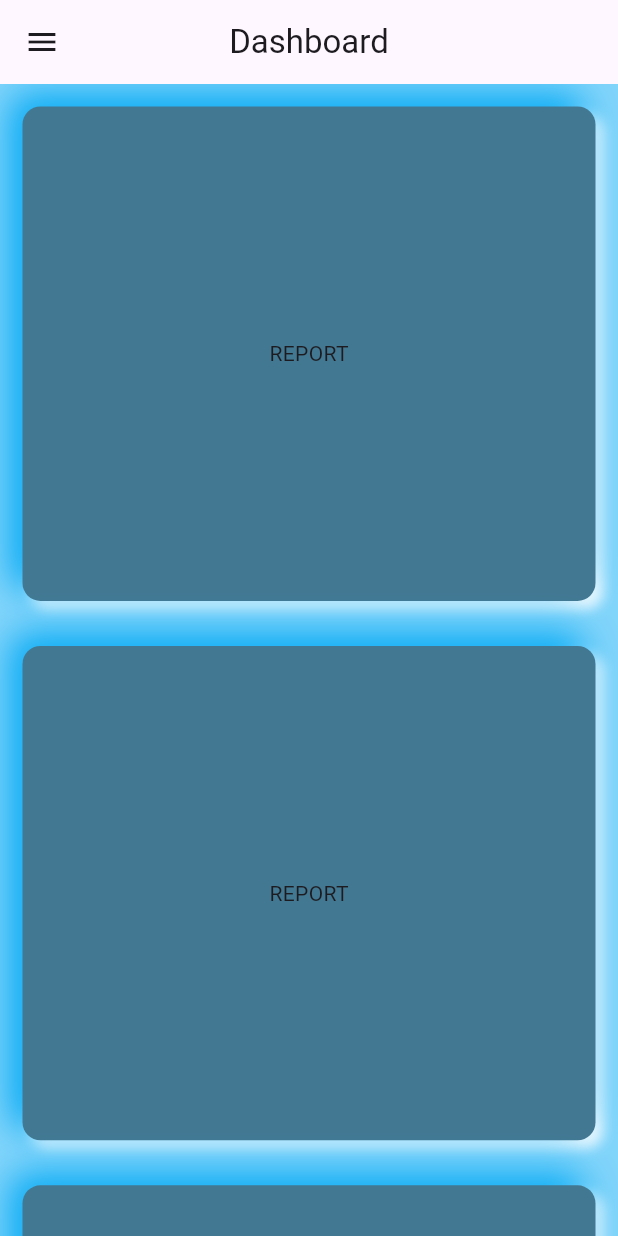
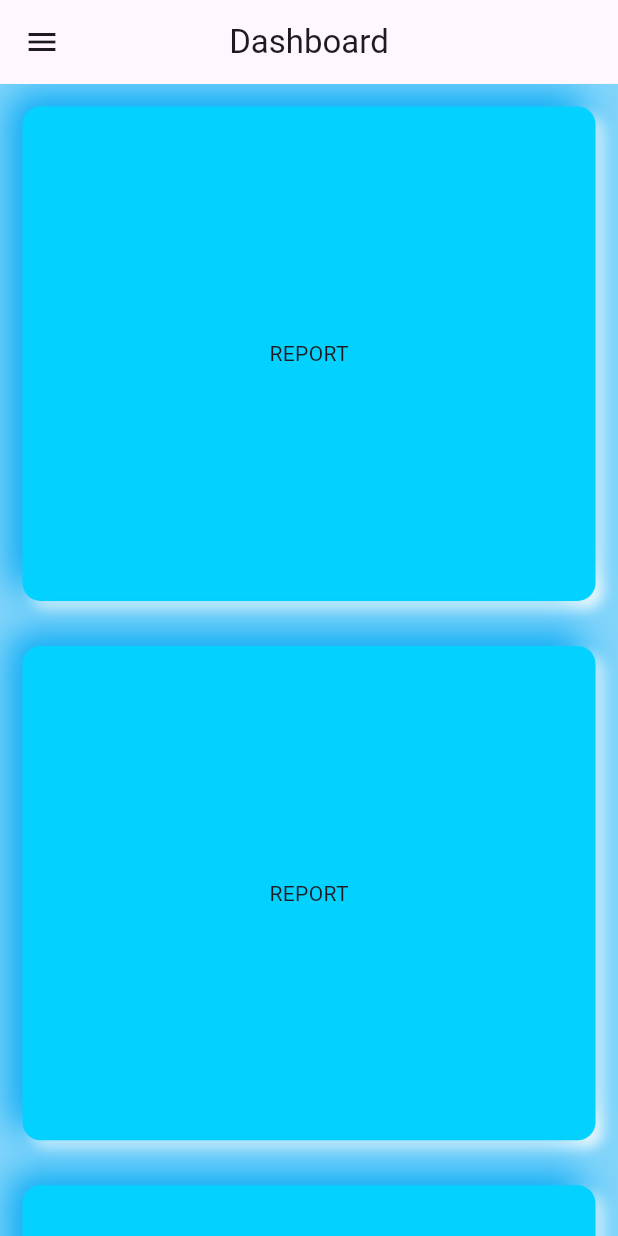
Before and after one commit to Muhammad-Arham383/Point_of_sales-Project-, a Flutter app: the Dashboard screen opened directly, on a phone screen of 412 x 824 dp. Run offline on Flutter 3.47's test engine with Material 3 defaults, Android fonts, the phone set to English and light mode, and no system bars; our stand-ins replace animated_text_kit, bloc, cloud_firestore, firebase_auth, firebase_core, flutter_bloc and 2 more; accounts and stored records are empty; network calls fail.

Commit message:
new commits

```diff
--- a/lib/bloc/auth_bloc_bloc.dart
+++ b/lib/bloc/auth_bloc_bloc.dart
@@ -103,7 +103,8 @@ class AuthBlocBloc extends Bloc<AuthBlocEvent, AuthBlocState> {
         final userName = userData['name'] as String;
         emit(UserDataLoadedState(userName: userName));
       } catch (e) {
-        print("Error: $e");
+        print('Error fetching user: ${e.toString()}');
+
         emit(UserDataErrorState(error: e.toString()));
       }
     });
--- a/lib/main.dart
+++ b/lib/main.dart
@@ -1,3 +1,4 @@
+import 'package:firebase_auth/firebase_auth.dart';
 import 'package:flutter/material.dart';
 import 'package:firebase_core/firebase_core.dart';
 import 'package:flutter_bloc/flutter_bloc.dart';
@@ -58,6 +59,9 @@ class _MyHomePageState extends State<MyHomePage> {
   void initState() {
     super.initState();
     context.read<AuthBlocBloc>().add(AppStartupEvent());
+    final uid = FirebaseAuth.instance.currentUser?.uid ?? '';
+
+    context.read<AuthBlocBloc>().add(FetchUserDataEvent(uid: uid));
   }
 
   @override
--- a/lib/screens/dashboard.dart
+++ b/lib/screens/dashboard.dart
@@ -132,7 +132,7 @@ class _DashboardState extends State<Dashboard> {
                       blurRadius: 20),
                 ],
                 borderRadius: BorderRadius.all(Radius.circular(12)),
-                color: Color.fromARGB(255, 66, 120, 146),
+                color: Color.fromARGB(255, 3, 209, 255),
               ),
               padding: EdgeInsets.all(9),
               width: width * 0.4,
```
